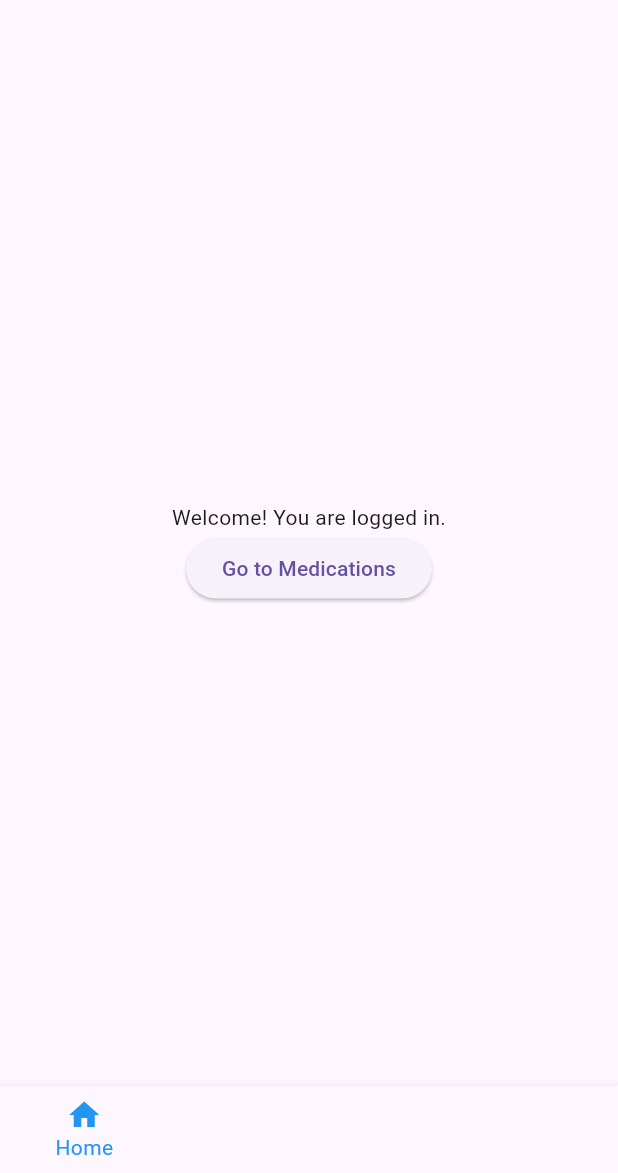
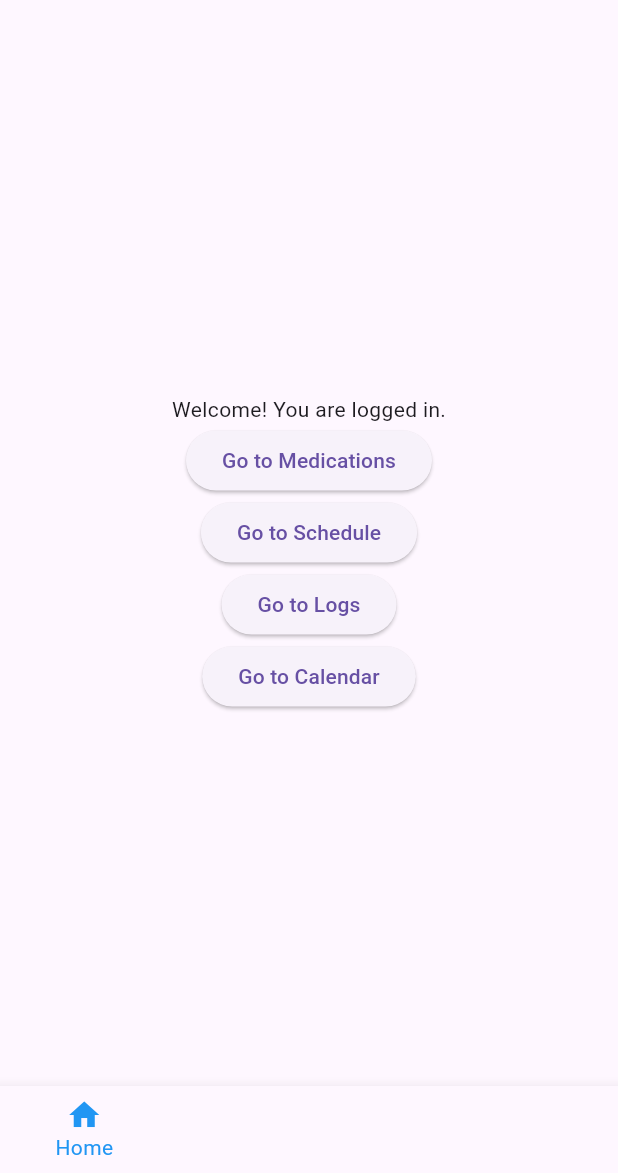
Before and after one commit to kinemspa/dosify_v2, a Flutter app: the screen it shows once a user with an empty profile is signed in, on a phone screen of 412 x 824 dp, the part 63-1236 px from its top. Run offline on Flutter 3.47's test engine with Material 3 defaults, Android fonts, the phone set to English and light mode, and no system bars; our stand-ins replace cloud_firestore, firebase_auth, firebase_core, fl_chart, flutter_local_notifications, flutter_riverpod and 6 more; accounts and stored records are empty.

Commit message:
Add medication_list_screen, fix nav bar and ProviderScope issues, clarify testing

```diff
--- a/lib/features/home/ui/home_screen.dart
+++ b/lib/features/home/ui/home_screen.dart
@@ -1,5 +1,8 @@
 import 'package:flutter/material.dart';
-import 'package:dosify_v2/features/medication/ui/medication_screen.dart';  // Import for navigation
+import 'package:dosify_v2/features/medication/ui/medication_list_screen.dart';
+import 'package:dosify_v2/features/scheduling/ui/dose_screen.dart';
+import 'package:dosify_v2/features/logs/ui/log_screen.dart';
+import 'package:dosify_v2/features/scheduling/ui/calendar_screen.dart';
 
 class HomeScreen extends StatelessWidget {
   const HomeScreen({super.key});
@@ -14,8 +17,20 @@ class HomeScreen extends StatelessWidget {
           children: [
             const Text('Welcome! You are logged in.'),
             ElevatedButton(
-              onPressed: () => Navigator.push(context, MaterialPageRoute(builder: (context) => const MedicationScreen())),
+              onPressed: () => Navigator.push(context, MaterialPageRoute(builder: (context) => const MedicationListScreen())),
               child: const Text('Go to Medications'),
+            ),
+            ElevatedButton(
+              onPressed: () => Navigator.push(context, MaterialPageRoute(builder: (context) => const DoseScreen())),
+              child: const Text('Go to Schedule'),
+            ),
+            ElevatedButton(
+              onPressed: () => Navigator.push(context, MaterialPageRoute(builder: (context) => const LogScreen())),
+              child: const Text('Go to Logs'),
+            ),
+            ElevatedButton(
+              onPressed: () => Navigator.push(context, MaterialPageRoute(builder: (context) => const CalendarScreen())),
+              child: const Text('Go to Calendar'),
             ),
           ],
         ),
--- a/lib/features/nav/ui/nav_screen.dart
+++ b/lib/features/nav/ui/nav_screen.dart
@@ -1,9 +1,9 @@
 import 'package:flutter/material.dart';
 import 'package:dosify_v2/features/home/ui/home_screen.dart';
-import 'package:dosify_v2/features/medication/ui/medication_screen.dart';
+import 'package:dosify_v2/features/medication/ui/medication_list_screen.dart';
 import 'package:dosify_v2/features/scheduling/ui/dose_screen.dart';
 import 'package:dosify_v2/features/logs/ui/log_screen.dart';
-import 'package:dosify_v2/features/scheduling/ui/calendar_screen.dart'; // Added
+import 'package:dosify_v2/features/scheduling/ui/calendar_screen.dart';
 
 class NavScreen extends StatefulWidget {
   const NavScreen({super.key});
@@ -17,10 +17,10 @@ class _NavScreenState extends State<NavScreen> {
 
   static const List<Widget> _widgetOptions = <Widget>[
     HomeScreen(),
-    MedicationScreen(), // No params for list view; pass med for edit via push
+    MedicationListScreen(),
     DoseScreen(),
     LogScreen(),
-    CalendarScreen(), // Added for calendar view
+    CalendarScreen(),
   ];
 
   void _onItemTapped(int index) {
--- a/lib/main.dart
+++ b/lib/main.dart
@@ -1,10 +1,10 @@
 import 'package:dosify_v2/features/auth/ui/auth_screen.dart';
-import 'package:dosify_v2/features/nav/ui/nav_screen.dart'; // Changed to NavScreen
+import 'package:dosify_v2/features/nav/ui/nav_screen.dart';
 import 'package:firebase_auth/firebase_auth.dart';
 import 'package:flutter/material.dart';
 import 'package:hive_flutter/hive_flutter.dart';
 import 'package:firebase_core/firebase_core.dart';
-import 'package:flutter_riverpod/flutter_riverpod.dart'; // Add for ProviderScope
+import 'package:flutter_riverpod/flutter_riverpod.dart';
 import 'firebase_options.dart';
 import 'core/data/models/dose_log.dart';
 import 'core/data/models/dose_schedule.dart';
@@ -39,7 +39,7 @@ class MyApp extends StatelessWidget {
 
   @override
   Widget build(BuildContext context) {
-    return ProviderScope( // Added ProviderScope
+    return ProviderScope(
       child: MaterialApp(
         title: 'Dosify.v2',
         theme: ThemeData(primarySwatch: Colors.blue),
@@ -50,7 +50,7 @@ class MyApp extends StatelessWidget {
               return const Center(child: CircularProgressIndicator());
             }
             if (snapshot.hasData) {
-              return const NavScreen(); // Changed to NavScreen
+              return const NavScreen(); // Use NavScreen explicitly
             }
             return const AuthScreen();
           },
```
Also changed, not shown: lib/features/medication/ui/medication_list_screen.dart (added, +49 -0 lines), lib/features/medication/ui/medication_screen.dart (+21 -7 lines).
